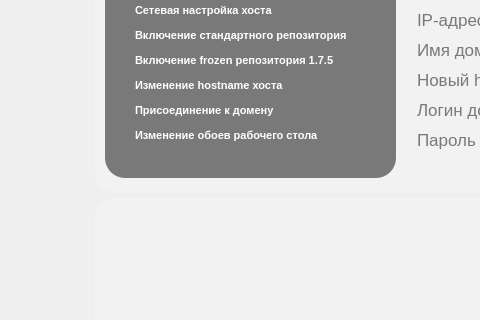
GavriilSleptsov/ansible, file python3/test.ui: the form before one commit; both pictures show x 251 to 731 and y 144 to 464 of the 1012 by 599 pixel window.
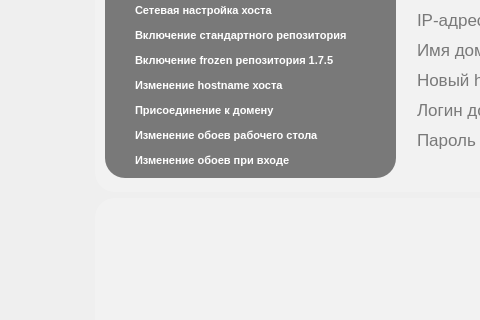
The form after the commit. Icons and pictures are not drawn.

What changed in the file:
```diff
--- a/python3/test.ui
+++ b/python3/test.ui
@@ -660,6 +660,34 @@
           <string>Изменение обоев рабочего стола</string>
          </property>
         </widget>
+        <widget class="QCheckBox" name="change_wallpaper_background">
+         <property name="geometry">
+          <rect>
+           <x>20</x>
+           <y>285</y>
+           <width>251</width>
+           <height>17</height>
+          </rect>
+         </property>
+         <property name="font">
+          <font>
+           <pointsize>8</pointsize>
+           <weight>75</weight>
+           <bold>true</bold>
+          </font>
+         </property>
+         <property name="cursor">
+          <cursorShape>PointingHandCursor</cursorShape>
+         </property>
+         <property name="styleSheet">
+          <string notr="true">QCheckBox#change_wallpaper_background {
+	color: #fff;
+}</string>
+         </property>
+         <property name="text">
+          <string>Изменение обоев при входе</string>
+         </property>
+        </widget>
        </widget>
       </item>
       <item>
```
Left out of the diff: 6 changed lines with no effect on the pictures.
